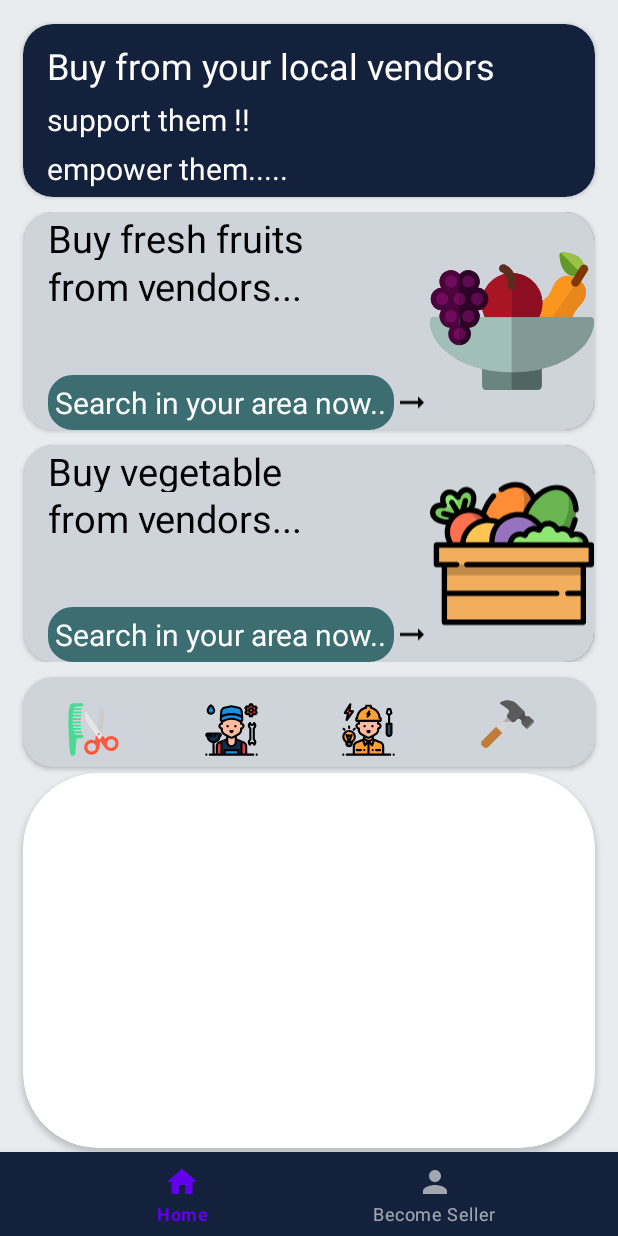
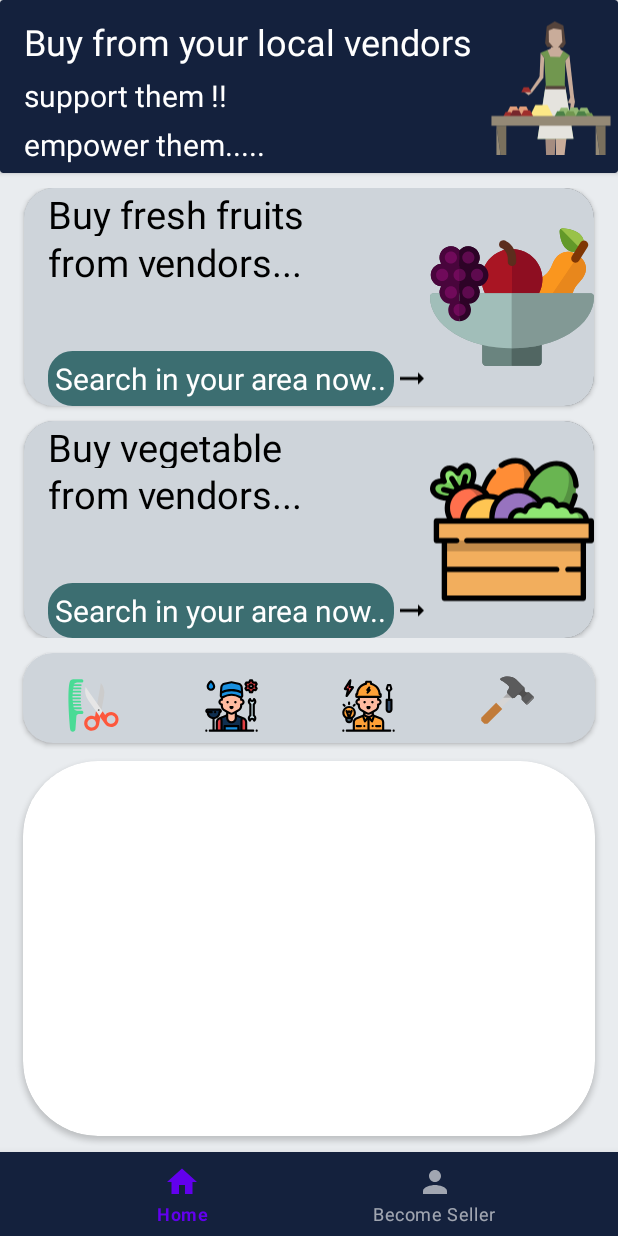
Before and after one commit to AhzamAkhtar/BizBump, an Android app: the screen it shows after launch (MainActivity), on a phone screen of 412 x 824 dp. Run offline under Robolectric (Android 15) with nearby library versions, the light colour scheme and no system bars; our stand-ins replace Firebase (no records; nobody signed in at launch, a user with empty details on screens opened directly); libraries missing offline, so code that uses them is left out: com.firebase.ui.

Commit message:
ui changes

```diff
--- /dev/null
+++ b/app/src/main/res/drawable/vendor_background.xml
@@ -0,0 +1,74 @@
+<?xml version="1.0" encoding="utf-8"?>
+<vector
+    android:height="108dp"
+    android:width="108dp"
+    android:viewportHeight="108"
+    android:viewportWidth="108"
+    xmlns:android="http://schemas.android.com/apk/res/android">
+    <path android:fillColor="#3DDC84"
+          android:pathData="M0,0h108v108h-108z"/>
+    <path android:fillColor="#00000000" android:pathData="M9,0L9,108"
+          android:strokeColor="#33FFFFFF" android:strokeWidth="0.8"/>
+    <path android:fillColor="#00000000" android:pathData="M19,0L19,108"
+          android:strokeColor="#33FFFFFF" android:strokeWidth="0.8"/>
+    <path android:fillColor="#00000000" android:pathData="M29,0L29,108"
+          android:strokeColor="#33FFFFFF" android:strokeWidth="0.8"/>
+    <path android:fillColor="#00000000" android:pathData="M39,0L39,108"
+          android:strokeColor="#33FFFFFF" android:strokeWidth="0.8"/>
+    <path android:fillColor="#00000000" android:pathData="M49,0L49,108"
+          android:strokeColor="#33FFFFFF" android:strokeWidth="0.8"/>
+    <path android:fillColor="#00000000" android:pathData="M59,0L59,108"
+          android:strokeColor="#33FFFFFF" android:strokeWidth="0.8"/>
+    <path android:fillColor="#00000000" android:pathData="M69,0L69,108"
+          android:strokeColor="#33FFFFFF" android:strokeWidth="0.8"/>
+    <path android:fillColor="#00000000" android:pathData="M79,0L79,108"
+          android:strokeColor="#33FFFFFF" android:strokeWidth="0.8"/>
+    <path android:fillColor="#00000000" android:pathData="M89,0L89,108"
+          android:strokeColor="#33FFFFFF" android:strokeWidth="0.8"/>
+    <path android:fillColor="#00000000" android:pathData="M99,0L99,108"
+          android:strokeColor="#33FFFFFF" android:strokeWidth="0.8"/>
+    <path android:fillColor="#00000000" android:pathData="M0,9L108,9"
+          android:strokeColor="#33FFFFFF" android:strokeWidth="0.8"/>
+    <path android:fillColor="#00000000" android:pathData="M0,19L108,19"
+          android:strokeColor="#33FFFFFF" android:strokeWidth="0.8"/>
+    <path android:fillColor="#00000000" android:pathData="M0,29L108,29"
+          android:strokeColor="#33FFFFFF" android:strokeWidth="0.8"/>
+    <path android:fillColor="#00000000" android:pathData="M0,39L108,39"
+          android:strokeColor="#33FFFFFF" android:strokeWidth="0.8"/>
+    <path android:fillColor="#00000000" android:pathData="M0,49L108,49"
+          android:strokeColor="#33FFFFFF" android:strokeWidth="0.8"/>
+    <path android:fillColor="#00000000" android:pathData="M0,59L108,59"
+          android:strokeColor="#33FFFFFF" android:strokeWidth="0.8"/>
+    <path android:fillColor="#00000000" android:pathData="M0,69L108,69"
+          android:strokeColor="#33FFFFFF" android:strokeWidth="0.8"/>
+    <path android:fillColor="#00000000" android:pathData="M0,79L108,79"
+          android:strokeColor="#33FFFFFF" android:strokeWidth="0.8"/>
+    <path android:fillColor="#00000000" android:pathData="M0,89L108,89"
+          android:strokeColor="#33FFFFFF" android:strokeWidth="0.8"/>
+    <path android:fillColor="#00000000" android:pathData="M0,99L108,99"
+          android:strokeColor="#33FFFFFF" android:strokeWidth="0.8"/>
+    <path android:fillColor="#00000000" android:pathData="M19,29L89,29"
+          android:strokeColor="#33FFFFFF" android:strokeWidth="0.8"/>
+    <path android:fillColor="#00000000" android:pathData="M19,39L89,39"
+          android:strokeColor="#33FFFFFF" android:strokeWidth="0.8"/>
+    <path android:fillColor="#00000000" android:pathData="M19,49L89,49"
+          android:strokeColor="#33FFFFFF" android:strokeWidth="0.8"/>
+    <path android:fillColor="#00000000" android:pathData="M19,59L89,59"
+          android:strokeColor="#33FFFFFF" android:strokeWidth="0.8"/>
+    <path android:fillColor="#00000000" android:pathData="M19,69L89,69"
+          android:strokeColor="#33FFFFFF" android:strokeWidth="0.8"/>
+    <path android:fillColor="#00000000" android:pathData="M19,79L89,79"
+          android:strokeColor="#33FFFFFF" android:strokeWidth="0.8"/>
+    <path android:fillColor="#00000000" android:pathData="M29,19L29,89"
+          android:strokeColor="#33FFFFFF" android:strokeWidth="0.8"/>
+    <path android:fillColor="#00000000" android:pathData="M39,19L39,89"
+          android:strokeColor="#33FFFFFF" android:strokeWidth="0.8"/>
+    <path android:fillColor="#00000000" android:pathData="M49,19L49,89"
+          android:strokeColor="#33FFFFFF" android:strokeWidth="0.8"/>
+    <path android:fillColor="#00000000" android:pathData="M59,19L59,89"
+          android:strokeColor="#33FFFFFF" android:strokeWidth="0.8"/>
+    <path android:fillColor="#00000000" android:pathData="M69,19L69,89"
+          android:strokeColor="#33FFFFFF" android:strokeWidth="0.8"/>
+    <path android:fillColor="#00000000" android:pathData="M79,19L79,89"
+          android:strokeColor="#33FFFFFF" android:strokeWidth="0.8"/>
+</vector>
--- /dev/null
+++ b/app/src/main/res/drawable/vendor_foreground.xml
@@ -0,0 +1,196 @@
+<vector xmlns:android="http://schemas.android.com/apk/res/android"
+    android:width="108dp"
+    android:height="108dp"
+    android:viewportWidth="108"
+    android:viewportHeight="108">
+  <group android:scaleX="0.7854546"
+      android:scaleY="0.7854546"
+      android:translateX="-32.4"
+      android:translateY="-32.4">
+    <path
+        android:pathData="m123.24,74.81 l-3.46,-2.3 -2.51,-7.12 -5.8,1.65 -1.84,4.52 -3.98,1.99 8.42,18.4z"
+        android:strokeLineJoin="round"
+        android:fillColor="#c9ac9a"
+        android:fillType="nonZero"/>
+    <path
+        android:pathData="m132.97,118.73 l1.26,6.73 -1.74,8.59 -3.14,-1.76 0.9,-7.39 -0.21,2.24 -2.92,-0.73 2.46,-5.47z"
+        android:strokeLineJoin="round"
+        android:fillColor="#c9ac9a"
+        android:fillType="nonZero"/>
+    <path
+        android:pathData="m106.34,209.32l-1.47,10.69l7.37,-0.19 0.09,-10.5z"
+        android:strokeLineJoin="round"
+        android:fillColor="#71964f"
+        android:fillType="nonZero"/>
+    <path
+        android:pathData="m115.1,207.97 l0.76,12.35l5.12,0l0.85,-2.41 -1.51,-9.96z"
+        android:strokeLineJoin="round"
+        android:fillColor="#71964f"
+        android:fillType="nonZero"/>
+    <path
+        android:pathData="m124.32,83.93l5.2,37.52l3.72,-1.4 -4.64,-41.55z"
+        android:strokeLineJoin="round"
+        android:fillColor="#c9ac9a"
+        android:fillType="nonZero"/>
+    <path
+        android:pathData="m114.88,150.49 l0.22,57.41 5.22,0.04 6.68,-57.46"
+        android:strokeLineJoin="round"
+        android:fillColor="#c9ac9a"
+        android:fillType="nonZero"/>
+    <path
+        android:pathData="m113.7,130.52 l1.4,23.64 -2.77,55.16l-5.98,0l-2.37,-54.89z"
+        android:strokeLineJoin="round"
+        android:fillColor="#a58c80"
+        android:fillType="nonZero"/>
+    <path
+        android:pathData="m98.27,104.23 l1.22,-28.29 3.58,4.99 -0.76,20.27"
+        android:strokeLineJoin="round"
+        android:fillColor="#c9ac9a"
+        android:fillType="nonZero"/>
+    <path
+        android:pathData="m99.54,75.88 l6.95,-2.87 2.77,6.83 9.82,0.28 3.3,-6.09 6.33,4.35 -4.25,5.62 -0.53,23.66 8.79,55.07 -36.4,0.28 8.4,-54.74 -1.6,-27.29z"
+        android:strokeLineJoin="round"
+        android:fillColor="#71974f"
+        android:fillType="nonZero"/>
+    <path
+        android:pathData="m124.91,66.59 l-2.39,-18.24 -8.5,-4.17 0.01,-0.15 -8.34,5.18 -1.62,16.98 2.13,3.96 15.83,0.61z"
+        android:strokeLineJoin="round"
+        android:fillColor="#55433b"
+        android:fillType="nonZero"/>
+    <path
+        android:pathData="m124.55,110.71l8.18,52.02l-36.41,0.28 7.79,-51.69z"
+        android:strokeLineJoin="round"
+        android:fillColor="#e5e3de"
+        android:fillType="nonZero"/>
+    <path
+        android:pathData="m124.91,112.84l-20.92,0l0.61,-3.35l19.7,0z"
+        android:strokeLineJoin="round"
+        android:fillColor="#55433b"
+        android:fillType="nonZero"/>
+    <path
+        android:pathData="m112.82,70.76l4.15,0l4.47,-5.75 -0.8,-12.29 -7.97,-1.33 -4.96,1.97 0.16,11.65z"
+        android:strokeLineJoin="round"
+        android:fillColor="#c9ac9a"
+        android:fillType="nonZero"/>
+    <path
+        android:pathData="m98.63,99.97 l-10.03,14.81 2.13,1.43 11.58,-15.01"
+        android:strokeLineJoin="round"
+        android:fillColor="#c9ac9a"
+        android:fillType="nonZero"/>
+    <path
+        android:pathData="m90.73,116.21l-3.34,2.52l-5.02,-3.59 1.21,-1.47 5.02,1.11"
+        android:strokeLineJoin="round"
+        android:fillColor="#c9ac9a"
+        android:fillType="nonZero"/>
+    <path
+        android:pathData="m79.9,115.72l2.51,-5.02l5.02,-0 2.51,5.02z"
+        android:strokeLineJoin="round"
+        android:fillColor="#a02e2c"
+        android:fillType="nonZero"/>
+    <path
+        android:pathData="m54.82,149.76l10.03,0l0,70.23z"
+        android:strokeLineJoin="round"
+        android:fillColor="#7a705d"
+        android:fillType="nonZero"/>
+    <path
+        android:pathData="m54.82,149.76 l10.03,70.23l-10.03,0z"
+        android:strokeLineJoin="round"
+        android:fillColor="#948976"
+        android:fillType="nonZero"/>
+    <path
+        android:pathData="m155.15,149.76l10.03,0l0,70.23z"
+        android:strokeLineJoin="round"
+        android:fillColor="#7a705d"
+        android:fillType="nonZero"/>
+    <path
+        android:pathData="m155.15,149.76 l10.03,70.23l-10.03,0z"
+        android:strokeLineJoin="round"
+        android:fillColor="#948976"
+        android:fillType="nonZero"/>
+    <path
+        android:pathData="m94.22,128.78l-6.12,12.23l24.46,-0 -6.12,-12.23z"
+        android:strokeLineJoin="round"
+        android:fillColor="#fce887"
+        android:fillType="nonZero"/>
+    <path
+        android:pathData="m75.18,136.95l3.31,-6.62l6.62,-0 3.31,6.62 -0.08,1.95 -13.18,0.1z"
+        android:strokeLineJoin="round"
+        android:fillColor="#e49f7b"
+        android:fillType="nonZero"/>
+    <path
+        android:pathData="m65.37,136.95l3.31,-6.62l6.62,-0 3.31,6.62z"
+        android:strokeLineJoin="round"
+        android:fillColor="#e49f7b"
+        android:fillType="nonZero"/>
+    <path
+        android:pathData="m61.57,140.83l2.51,-5.02l5.02,-0 2.51,5.02z"
+        android:strokeLineJoin="round"
+        android:fillColor="#a02e2c"
+        android:fillType="nonZero"/>
+    <path
+        android:pathData="m68.19,140.29l3.2,-6.4l6.4,-0 3.2,6.4z"
+        android:strokeLineJoin="round"
+        android:fillColor="#77272c"
+        android:fillType="nonZero"/>
+    <path
+        android:pathData="m79.29,140.29l3.2,-6.4l6.4,-0 3.2,6.4z"
+        android:strokeLineJoin="round"
+        android:fillColor="#a02e2c"
+        android:fillType="nonZero"/>
+    <path
+        android:pathData="m129.98,137.99l-3.31,-6.62l-6.62,-0 -3.31,6.62 0.08,1.95 13.18,0.1z"
+        android:strokeLineJoin="round"
+        android:fillColor="#93b873"
+        android:fillType="nonZero"/>
+    <path
+        android:pathData="m139.79,137.99l-3.31,-6.62l-6.62,-0 -3.31,6.62z"
+        android:strokeLineJoin="round"
+        android:fillColor="#93b873"
+        android:fillType="nonZero"/>
+    <path
+        android:pathData="m143.59,141.87l-2.51,-5.02l-5.02,-0 -2.51,5.02z"
+        android:strokeLineJoin="round"
+        android:fillColor="#71974f"
+        android:fillType="nonZero"/>
+    <path
+        android:pathData="m136.97,141.33l-3.2,-6.4l-6.4,-0 -3.2,6.4z"
+        android:strokeLineJoin="round"
+        android:fillColor="#4b8046"
+        android:fillType="nonZero"/>
+    <path
+        android:pathData="m125.87,141.33l-3.2,-6.4l-6.4,-0 -3.2,6.4z"
+        android:strokeLineJoin="round"
+        android:fillColor="#4b8046"
+        android:fillType="nonZero"/>
+    <path
+        android:pathData="m140.11,137.99l-3.31,-6.62l-6.62,-0 -3.31,6.62 0.08,1.95 13.18,0.1z"
+        android:strokeLineJoin="round"
+        android:fillColor="#93b873"
+        android:fillType="nonZero"/>
+    <path
+        android:pathData="m149.92,137.99l-3.31,-6.62l-6.62,-0 -3.31,6.62z"
+        android:strokeLineJoin="round"
+        android:fillColor="#93b873"
+        android:fillType="nonZero"/>
+    <path
+        android:pathData="m153.72,141.87l-2.51,-5.02l-5.02,-0 -2.51,5.02z"
+        android:strokeLineJoin="round"
+        android:fillColor="#71974f"
+        android:fillType="nonZero"/>
+    <path
+        android:pathData="m147.1,141.33l-3.2,-6.4l-6.4,-0 -3.2,6.4z"
+        android:strokeLineJoin="round"
+        android:fillColor="#4b8046"
+        android:fillType="nonZero"/>
+    <path
+        android:pathData="m136,141.33l-3.2,-6.4l-6.4,-0 -3.2,6.4z"
+        android:strokeLineJoin="round"
+        android:fillColor="#71974f"
+        android:fillType="nonZero"/>
+    <path
+        android:pathData="m170.2,139.73l-120.4,0l-0,10.03l120.4,0z"
+        android:strokeLineJoin="round"
+        android:fillColor="#948976"
+        android:fillType="evenOdd"/>
+  </group>
+</vector>
--- a/app/src/main/res/layout/activity_main.xml
+++ b/app/src/main/res/layout/activity_main.xml
@@ -9,14 +9,15 @@
         android:id="@+id/headingCard"
         android:layout_width="match_parent"
         android:layout_height="wrap_content"
-        android:layout_marginLeft="15dp"
-        android:layout_marginTop="16dp"
-        android:layout_marginRight="15dp"
         app:cardBackgroundColor="#14213d"
-        app:cardCornerRadius="20dp"
         app:layout_constraintEnd_toEndOf="parent"
         app:layout_constraintStart_toStartOf="parent"
         app:layout_constraintTop_toTopOf="parent">
+
+        <androidx.appcompat.widget.LinearLayoutCompat
+            android:layout_width="wrap_content"
+            android:layout_height="wrap_content"
+            android:orientation="horizontal">
 
             <LinearLayout
                 android:id="@+id/linearLayout3"
@@ -24,8 +25,9 @@
                 android:layout_height="wrap_content"
                 android:layout_marginStart="16dp"
                 android:layout_marginTop="10dp"
-            android:layout_marginEnd="31dp"
+                android:layout_marginEnd="3dp"
                 android:orientation="vertical"
+                android:layout_weight="0.5"
                 app:layout_constraintBottom_toTopOf="@+id/mapCard"
                 app:layout_constraintEnd_toEndOf="parent"
                 app:layout_constraintStart_toStartOf="parent">
@@ -62,6 +64,14 @@
 
             </LinearLayout>
 
+            <ImageView
+                android:layout_width="wrap_content"
+                android:layout_height="match_parent"
+                android:layout_weight="0.1"
+                android:src="@drawable/vendor_foreground"
+                />
+        </androidx.appcompat.widget.LinearLayoutCompat>
+
 
     </androidx.cardview.widget.CardView>
 
@@ -89,13 +99,14 @@
                 android:layout_width="match_parent"
                 android:layout_height="match_parent"
                 android:background="@color/grey"
-                android:orientation="horizontal"
-                >
+                android:orientation="horizontal">
+
                 <androidx.appcompat.widget.LinearLayoutCompat
                     android:layout_width="wrap_content"
                     android:layout_height="match_parent"
                     android:background="@color/grey"
                     android:orientation="vertical">
+
                     <TextView
                         android:layout_width="wrap_content"
                         android:layout_height="match_parent"
@@ -125,21 +136,19 @@
                             android:layout_height="wrap_content"
                             android:layout_marginStart="16dp"
                             android:layout_weight="0.3"
+                            android:background="@drawable/button_style"
                             android:text="Search in your area now.."
                             android:textColor="@color/white"
-                            android:background="@drawable/button_style"
                             android:textSize="20dp" />
 
                         <ImageView
                             android:layout_width="wrap_content"
                             android:layout_height="match_parent"
-                            android:src = "@drawable/arrow"/>
+                            android:src="@drawable/arrow" />
                     </androidx.appcompat.widget.LinearLayoutCompat>
 
 
-
                 </androidx.appcompat.widget.LinearLayoutCompat>
-
 
 
                 <ImageView
@@ -158,23 +167,23 @@
             android:layout_rowWeight="0.1"
             android:layout_columnWeight="1"
             android:layout_marginStart="16dp"
+            android:layout_marginTop="10dp"
             android:layout_marginEnd="16dp"
-            app:cardCornerRadius="20dp"
-            android:layout_marginTop="10dp"
-            >
+            app:cardCornerRadius="20dp">
 
             <androidx.appcompat.widget.LinearLayoutCompat
                 android:id="@+id/llSecondLine"
                 android:layout_width="match_parent"
                 android:layout_height="match_parent"
                 android:background="@color/grey"
-                android:orientation="horizontal"
-                >
+                android:orientation="horizontal">
+
                 <androidx.appcompat.widget.LinearLayoutCompat
                     android:layout_width="wrap_content"
                     android:layout_height="match_parent"
                     android:background="@color/grey"
                     android:orientation="vertical">
+
                     <TextView
                         android:layout_width="wrap_content"
                         android:layout_height="match_parent"
@@ -204,21 +213,19 @@
                             android:layout_height="wrap_content"
                             android:layout_marginStart="16dp"
                             android:layout_weight="0.5"
+                            android:background="@drawable/button_style"
                             android:text="Search in your area now.."
                             android:textColor="@color/white"
-                            android:background="@drawable/button_style"
                             android:textSize="20dp" />
 
                         <ImageView
                             android:layout_width="wrap_content"
                             android:layout_height="match_parent"
-                            android:src = "@drawable/arrow"/>
+                            android:src="@drawable/arrow" />
                     </androidx.appcompat.widget.LinearLayoutCompat>
 
 
-
                 </androidx.appcompat.widget.LinearLayoutCompat>
-
 
 
                 <ImageView
@@ -265,20 +272,22 @@
                 android:src="@drawable/barber_foreground"
 
                 />
+
             <ImageView
                 android:layout_width="90dp"
                 android:layout_height="match_parent"
+                android:layout_marginStart="1dp"
                 android:layout_weight="0.5"
-                android:layout_marginStart="1dp"
                 android:src="@drawable/plumber_foreground"
 
                 />
+
             <ImageView
                 android:layout_width="90dp"
                 android:layout_height="match_parent"
-                android:layout_weight="0.5"
                 android:layout_marginStart="1dp"
                 android:layout_marginEnd="1dp"
+                android:layout_weight="0.5"
                 android:src="@drawable/electrician_foreground"
 
                 />
@@ -286,9 +295,9 @@
             <ImageView
                 android:layout_width="90dp"
                 android:layout_height="match_parent"
-                android:layout_weight="0.5"
                 android:layout_marginStart="1dp"
                 android:layout_marginEnd="1dp"
+                android:layout_weight="0.5"
                 android:src="@drawable/hammer_foreground"
 
                 />
@@ -329,9 +338,9 @@
         android:id="@+id/bottomNavigation"
         android:layout_width="match_parent"
         android:layout_height="wrap_content"
+        app:backgroundTint="#14213d"
         app:layout_constraintBottom_toBottomOf="parent"
         app:layout_constraintStart_toStartOf="parent"
-        app:backgroundTint="#14213d"
         app:menu="@menu/nav_menu" />
 
 
```
Also changed, not shown: app/src/main/vendor-playstore.png (added). Lines whose indentation alone changed are shown as unchanged.
